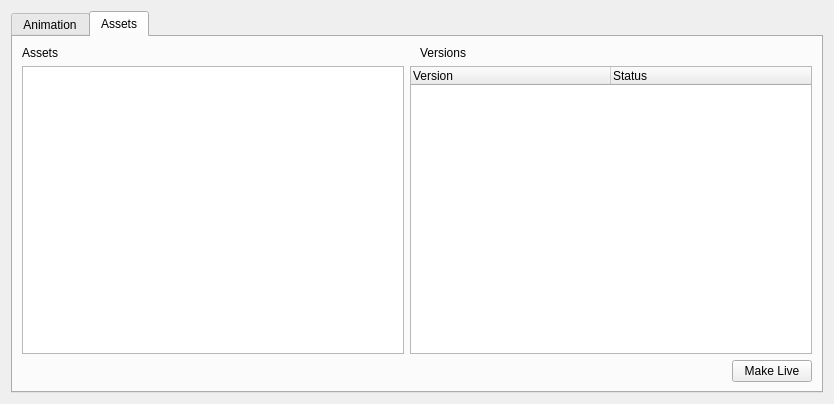
First picture: the form in src/calabash/scripts/pipeman/pipeman_ui.ui, repository thomasjmoore/Calabash-Tools, before the edit.
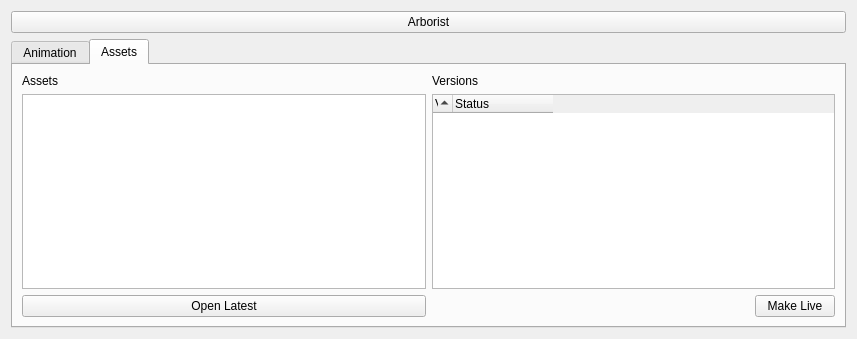
Second picture: the form after the edit. The open tabs and pages were chosen to show the change. Icons and pictures are not drawn.

Commit message: open_latest anim file func tp pipeman

```diff
--- a/src/calabash/scripts/pipeman/pipeman_ui.ui
+++ b/src/calabash/scripts/pipeman/pipeman_ui.ui
@@ -6,15 +6,19 @@
    <rect>
     <x>0</x>
     <y>0</y>
-    <width>834</width>
-    <height>404</height>
+    <width>857</width>
+    <height>339</height>
    </rect>
   </property>
   <property name="windowTitle">
-   <string>Make Live Editor</string>
+   <string>Pipeman</string>
+  </property>
+  <property name="windowIcon">
+   <iconset>
+    <normaloff>pipeman1.gif</normaloff>pipeman1.gif</iconset>
   </property>
   <layout class="QGridLayout" name="gridLayout">
-   <item row="0" column="0">
+   <item row="2" column="0">
     <widget class="QTabWidget" name="tabWidget_pipeman">
      <property name="currentIndex">
       <number>0</number>
@@ -27,9 +31,20 @@
        <item row="0" column="0">
         <layout class="QHBoxLayout" name="horizontalLayout_2">
          <item>
-          <layout class="QVBoxLayout" name="verticalLayout_2">
+          <layout class="QGridLayout" name="gridLayout_5">
+           <item row="4" column="0">
+            <layout class="QHBoxLayout" name="horizontalLayout_5">
            <item>
-            <layout class="QHBoxLayout" name="horizontalLayout_6">
+              <widget class="QPushButton" name="pushButton_anim_openlatest">
+               <property name="text">
+                <string>Open Latest</string>
+               </property>
+              </widget>
+             </item>
+            </layout>
+           </item>
+           <item row="1" column="0">
+            <layout class="QHBoxLayout" name="horizontalLayout_7">
              <item>
               <widget class="QLabel" name="label_3">
                <property name="text">
@@ -37,18 +52,9 @@
                </property>
               </widget>
              </item>
-             <item>
-              <widget class="QLabel" name="label_4">
-               <property name="text">
-                <string>Versions</string>
-               </property>
-              </widget>
-             </item>
             </layout>
            </item>
-           <item>
-            <layout class="QHBoxLayout" name="horizontalLayout_7">
-             <item>
+           <item row="2" column="0">
               <widget class="QListWidget" name="listWidget_shots">
                <property name="wordWrap">
                 <bool>true</bool>
@@ -58,11 +64,11 @@
                </property>
               </widget>
              </item>
-             <item>
+           <item row="2" column="1">
               <widget class="QTreeWidget" name="treeWidget_animVersions">
                <property name="minimumSize">
                 <size>
-                 <width>402</width>
+               <width>0</width>
                  <height>0</height>
                 </size>
                </property>
@@ -94,13 +100,19 @@
                 <bool>true</bool>
                </attribute>
                <attribute name="headerDefaultSectionSize">
-                <number>200</number>
+              <number>0</number>
                </attribute>
                <attribute name="headerHighlightSections">
-                <bool>true</bool>
+              <bool>false</bool>
                </attribute>
                <attribute name="headerMinimumSectionSize">
-                <number>200</number>
+              <number>0</number>
+             </attribute>
+             <attribute name="headerShowSortIndicator" stdset="0">
+              <bool>true</bool>
+             </attribute>
+             <attribute name="headerStretchLastSection">
+              <bool>false</bool>
                </attribute>
                <column>
                 <property name="text">
@@ -112,25 +124,15 @@
                  <string>Status</string>
                 </property>
                </column>
-              </widget>
-             </item>
-            </layout>
-           </item>
-           <item>
+             <column>
+              <property name="text">
+               <string/>
+              </property>
+             </column>
+            </widget>
+           </item>
+           <item row="4" column="1">
             <layout class="QHBoxLayout" name="horizontalLayout_8">
-             <item>
-              <spacer name="horizontalSpacer_2">
-               <property name="orientation">
-                <enum>Qt::Horizontal</enum>
-               </property>
-               <property name="sizeHint" stdset="0">
-                <size>
-                 <width>40</width>
-                 <height>20</height>
-                </size>
-               </property>
-              </spacer>
-             </item>
              <item>
               <widget class="QPushButton" name="pushButton_anim_makelive">
                <property name="text">
@@ -140,6 +142,17 @@
              </item>
             </layout>
            </item>
+           <item row="1" column="1">
+            <layout class="QHBoxLayout" name="horizontalLayout_6">
+             <item>
+              <widget class="QLabel" name="label_4">
+               <property name="text">
+                <string>Versions</string>
+               </property>
+              </widget>
+             </item>
+            </layout>
+           </item>
           </layout>
          </item>
         </layout>
@@ -156,14 +169,9 @@
          <item>
           <layout class="QVBoxLayout" name="verticalLayout">
            <item>
-            <layout class="QHBoxLayout" name="horizontalLayout_5">
-             <item>
-              <widget class="QLabel" name="label">
-               <property name="text">
-                <string>Assets</string>
-               </property>
-              </widget>
-             </item>
+            <layout class="QGridLayout" name="gridLayout_4">
+             <item row="0" column="1">
+              <layout class="QHBoxLayout" name="horizontalLayout_10">
              <item>
               <widget class="QLabel" name="label_2">
                <property name="text">
@@ -173,16 +181,30 @@
              </item>
             </layout>
            </item>
+             <item row="1" column="0">
+              <layout class="QVBoxLayout" name="verticalLayout_3">
            <item>
-            <layout class="QHBoxLayout" name="horizontalLayout_4">
-             <item>
-              <widget class="QListWidget" name="listWidget_assets"/>
-             </item>
+                <widget class="QListWidget" name="listWidget_assets">
+                 <property name="minimumSize">
+                  <size>
+                   <width>0</width>
+                   <height>0</height>
+                  </size>
+                 </property>
+                 <property name="sortingEnabled">
+                  <bool>true</bool>
+                 </property>
+                </widget>
+               </item>
+              </layout>
+             </item>
+             <item row="1" column="1">
+              <layout class="QVBoxLayout" name="verticalLayout_4">
              <item>
               <widget class="QTreeWidget" name="treeWidget_versions">
                <property name="minimumSize">
                 <size>
-                 <width>402</width>
+                   <width>0</width>
                  <height>0</height>
                 </size>
                </property>
@@ -214,13 +236,19 @@
                 <bool>true</bool>
                </attribute>
                <attribute name="headerDefaultSectionSize">
-                <number>200</number>
+                  <number>0</number>
                </attribute>
                <attribute name="headerHighlightSections">
-                <bool>true</bool>
+                  <bool>false</bool>
                </attribute>
                <attribute name="headerMinimumSectionSize">
-                <number>200</number>
+                  <number>0</number>
+                 </attribute>
+                 <attribute name="headerShowSortIndicator" stdset="0">
+                  <bool>true</bool>
+                 </attribute>
+                 <attribute name="headerStretchLastSection">
+                  <bool>false</bool>
                </attribute>
                <column>
                 <property name="text">
@@ -232,14 +260,41 @@
                  <string>Status</string>
                 </property>
                </column>
+                 <column>
+                  <property name="text">
+                   <string/>
+                  </property>
+                 </column>
               </widget>
              </item>
             </layout>
            </item>
+             <item row="0" column="0">
+              <layout class="QHBoxLayout" name="horizontalLayout_4">
            <item>
+                <widget class="QLabel" name="label">
+                 <property name="text">
+                  <string>Assets</string>
+                 </property>
+                </widget>
+               </item>
+              </layout>
+             </item>
+             <item row="2" column="0">
+              <layout class="QHBoxLayout" name="horizontalLayout_9">
+               <item>
+                <widget class="QPushButton" name="pushButton_asset_openlatest">
+                 <property name="text">
+                  <string>Open Latest</string>
+                 </property>
+                </widget>
+               </item>
+              </layout>
+             </item>
+             <item row="2" column="1">
             <layout class="QHBoxLayout" name="horizontalLayout_3">
              <item>
-              <spacer name="horizontalSpacer">
+                <spacer name="horizontalSpacer_4">
                <property name="orientation">
                 <enum>Qt::Horizontal</enum>
                </property>
@@ -265,9 +320,26 @@
         </layout>
        </item>
       </layout>
+       </item>
+      </layout>
      </widget>
     </widget>
    </item>
+   <item row="0" column="0">
+    <layout class="QVBoxLayout" name="verticalLayout_2">
+     <item>
+      <layout class="QHBoxLayout" name="horizontalLayout_11">
+       <item>
+        <widget class="QPushButton" name="pushButton">
+         <property name="text">
+          <string>Arborist</string>
+         </property>
+        </widget>
+       </item>
+      </layout>
+     </item>
+    </layout>
+   </item>
   </layout>
  </widget>
  <resources/>
```
Lines whose indentation alone changed are shown as unchanged. The commit also changes 4 other files.
